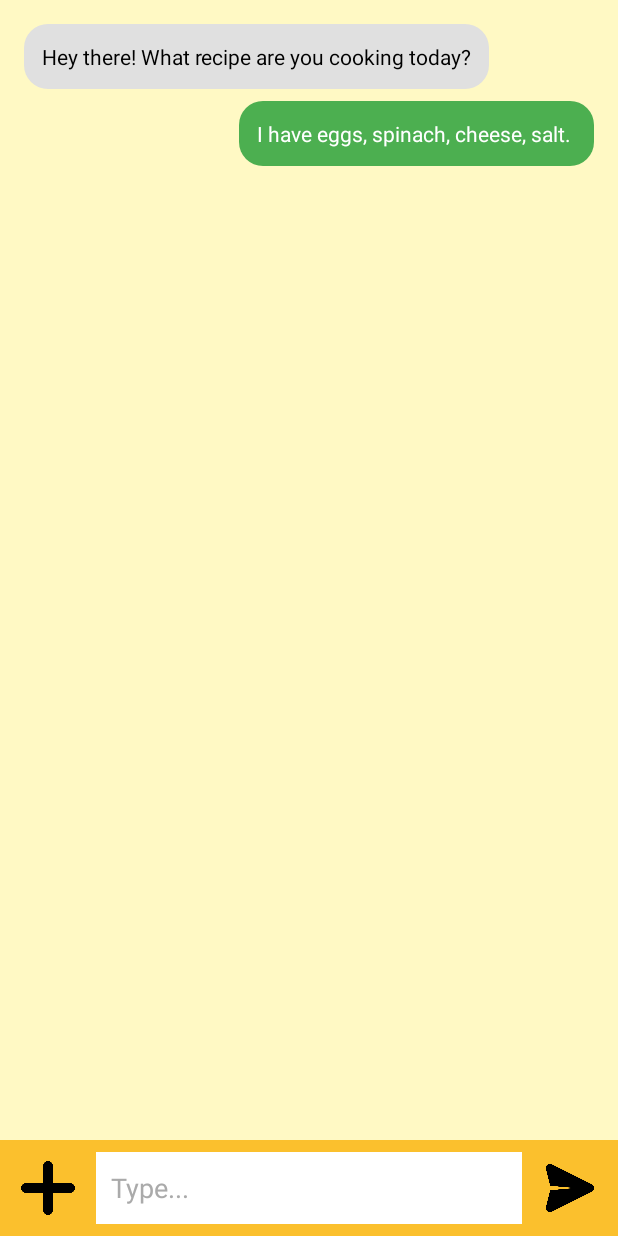
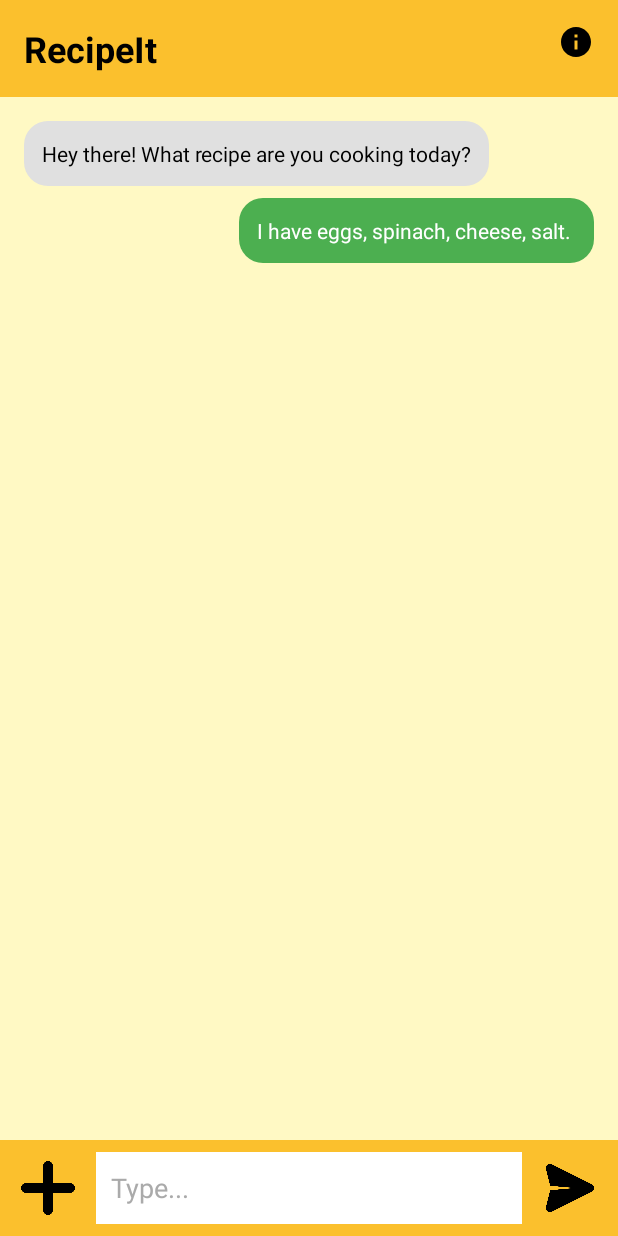
Before and after one commit to NEU-MobileDev-3/RecipeIt-Client, an Android app: the screen it shows after launch (MainActivity), on a phone screen of 412 x 824 dp. Run offline under Robolectric (Android 15) with nearby library versions, the phone set to English and light mode, and no system bars.

Commit message:
added Title bar with About Us icon and tool tip

```diff
--- a/RecipeIt/app/src/main/java/com/mobiledev/recipeit/MainActivity.java
+++ b/RecipeIt/app/src/main/java/com/mobiledev/recipeit/MainActivity.java
@@ -116,4 +116,16 @@ public class MainActivity extends AppCompatActivity {
         }
 
     }
+
+    public void onAboutClick(View view) {
+        new androidx.appcompat.app.AlertDialog.Builder(this)
+                .setTitle("About RecipeIt")
+                .setMessage("📸 Snap, 🍳 Cook, 😋 Enjoy – Smart Recipes in Seconds!\n\n" +
+                        "RecipeIt helps you turn ingredients into creative meals using AI.\n\n" +
+                        "➤ Take or upload a photo of your ingredients.\n" +
+                        "➤ Get recipe ideas instantly using GenAI.\n" +
+                        "➤ Chat with your assistant for more meal suggestions.")
+                .setPositiveButton("OK", null)
+                .show();
+    }
 }
--- /dev/null
+++ b/RecipeIt/app/src/main/res/drawable/ic_info.xml
@@ -0,0 +1,5 @@
+<vector xmlns:android="http://schemas.android.com/apk/res/android" android:height="24dp" android:tint="#000000" android:viewportHeight="24" android:viewportWidth="24" android:width="24dp">
+
+    <path android:fillColor="@android:color/white" android:pathData="M12,2C6.48,2 2,6.48 2,12s4.48,10 10,10 10,-4.48 10,-10S17.52,2 12,2zM13,17h-2v-6h2v6zM13,9h-2L11,7h2v2z"/>
+
+</vector>
--- a/RecipeIt/app/src/main/res/layout/activity_main.xml
+++ b/RecipeIt/app/src/main/res/layout/activity_main.xml
@@ -9,6 +9,37 @@
     android:background="#FFF9C4"
     tools:context=".MainActivity">
 
+    <LinearLayout
+        android:id="@+id/titleBar"
+        android:layout_width="0dp"
+        android:layout_height="wrap_content"
+        android:orientation="horizontal"
+        android:padding="16dp"
+        android:background="#FBC02D"
+        app:layout_constraintTop_toTopOf="parent"
+        app:layout_constraintStart_toStartOf="parent"
+        app:layout_constraintEnd_toEndOf="parent">
+
+        <TextView
+            android:id="@+id/appTitle"
+            android:layout_width="0dp"
+            android:layout_height="wrap_content"
+            android:layout_weight="1"
+            android:text="@string/recipeit"
+            android:textSize="24sp"
+            android:textStyle="bold"
+            android:textColor="@android:color/black" />
+
+        <ImageView
+            android:id="@+id/aboutButton"
+            android:layout_width="24dp"
+            android:layout_height="24dp"
+            android:src="@drawable/ic_info"
+            android:contentDescription="@string/about"
+            android:onClick="onAboutClick" />
+    </LinearLayout>
+
+
     <!-- Scrollable area for chat bubbles -->
     <ScrollView
         android:id="@+id/chatScrollView"
@@ -16,7 +47,7 @@
         android:layout_height="0dp"
         android:fillViewport="true"
         android:padding="16dp"
-        app:layout_constraintTop_toTopOf="parent"
+        app:layout_constraintTop_toBottomOf="@id/titleBar"
         app:layout_constraintBottom_toTopOf="@+id/inputContainer"
         app:layout_constraintStart_toStartOf="parent"
         app:layout_constraintEnd_toEndOf="parent">
--- a/RecipeIt/app/src/main/res/values/strings.xml
+++ b/RecipeIt/app/src/main/res/values/strings.xml
@@ -3,4 +3,6 @@
     <string name="name_of_app">RecipeIt!</string>
     <string name="logo_description">Phone held infront of the refrigerator capturing an image of ingredients\n</string>
     <string name="app_slogan">Snap, Cook, Enjoy!</string>
+    <string name="recipeit">RecipeIt</string>
+    <string name="about">About</string>
 </resources>
--- a/RecipeIt/gradle/libs.versions.toml
+++ b/RecipeIt/gradle/libs.versions.toml
@@ -1,5 +1,5 @@
 [versions]
-agp = "8.9.1"
+agp = "8.8.0"
 gson = "2.11.0"
 junit = "4.13.2"
 junitVersion = "1.2.1"
```
